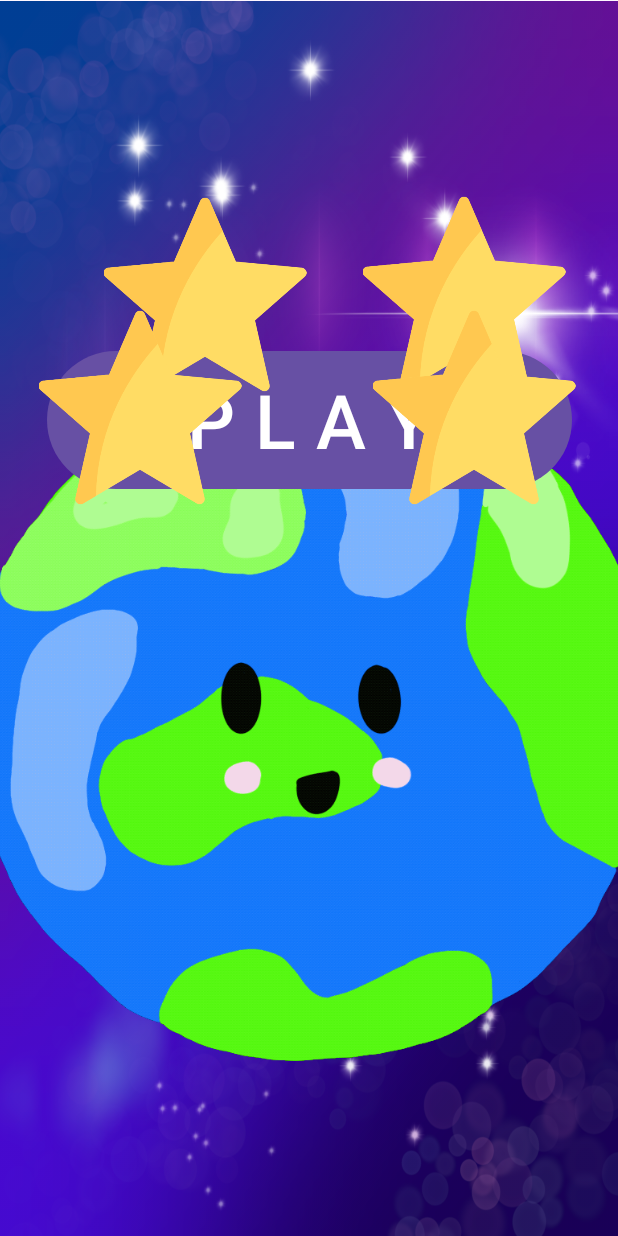
After one commit to PatrickStarkmann/PlanetTamagotchi, an Android app: the PreHomeBildschirm screen opened directly, with no data from a screen before it, on a phone screen of 412 x 824 dp. The commit adds this screen. Run offline under Robolectric (Android 15) with nearby library versions, the phone set to English and light mode, and no system bars.

Commit message:
PreBildschirm 16.5

```diff
--- a/app/src/main/AndroidManifest.xml
+++ b/app/src/main/AndroidManifest.xml
@@ -12,7 +12,13 @@
         android:supportsRtl="true"
         android:theme="@style/Theme.PlanetTamagotchi"
         tools:targetApi="31">
-
+        <activity android:name=".PreHomeBildschirm"
+            android:exported="true">
+            <intent-filter>
+                <action android:name="android.intent.action.MAIN" />
+                <category android:name="android.intent.category.LAUNCHER" />
+            </intent-filter>
+        </activity>
         <activity
             android:name=".Shop"
             android:exported="false" />
--- a/app/src/main/java/com/example/planettamagotchi/MainActivity.java
+++ b/app/src/main/java/com/example/planettamagotchi/MainActivity.java
@@ -58,4 +58,5 @@
 
      */
 
+
 }
--- /dev/null
+++ b/app/src/main/java/com/example/planettamagotchi/PreHomeBildschirm.java
@@ -0,0 +1,36 @@
+package com.example.planettamagotchi;
+
+import android.os.Bundle;
+import android.content.Intent;
+import android.os.Bundle;
+import android.view.View;
+import androidx.appcompat.app.AppCompatActivity;
+
+import androidx.activity.EdgeToEdge;
+import androidx.appcompat.app.AppCompatActivity;
+import androidx.core.graphics.Insets;
+import androidx.core.view.ViewCompat;
+import androidx.core.view.WindowInsetsCompat;
+
+public class PreHomeBildschirm extends AppCompatActivity {
+
+    @Override
+    protected void onCreate(Bundle savedInstanceState) {
+        super.onCreate(savedInstanceState);
+        EdgeToEdge.enable(this);
+        setContentView(R.layout.activity_pre_home_bildschirm);
+        ViewCompat.setOnApplyWindowInsetsListener(findViewById(R.id.main), (v, insets) -> {
+            Insets systemBars = insets.getInsets(WindowInsetsCompat.Type.systemBars());
+            v.setPadding(systemBars.left, systemBars.top, systemBars.right, systemBars.bottom);
+            return insets;
+        });
+
+    }
+    public void onPlayButtonClick(View view) {
+        // Starte die Hauptansicht
+        Intent intent = new Intent(this, MainActivity.class);
+        startActivity(intent);
+        // Beende die PreHomeActivity
+        finish();
+    }
+}
--- a/app/src/main/res/layout/activity_main.xml
+++ b/app/src/main/res/layout/activity_main.xml
@@ -102,4 +102,5 @@
         android:layout_height="54dp"
         app:srcCompat="@drawable/leben" />
 
+
 </RelativeLayout>
--- /dev/null
+++ b/app/src/main/res/layout/activity_pre_home_bildschirm.xml
@@ -0,0 +1,120 @@
+<?xml version="1.0" encoding="utf-8"?>
+<androidx.constraintlayout.widget.ConstraintLayout xmlns:android="http://schemas.android.com/apk/res/android"
+    xmlns:app="http://schemas.android.com/apk/res-auto"
+    xmlns:tools="http://schemas.android.com/tools"
+    android:id="@+id/main"
+    android:layout_width="match_parent"
+    android:layout_height="match_parent"
+    tools:context=".PreHomeBildschirm">
+
+
+    <ImageView
+        android:id="@+id/hintergrund"
+        android:layout_width="wrap_content"
+        android:layout_height="wrap_content"
+        android:layout_marginTop="1dp"
+        android:background="@drawable/hintergrund_neu"
+        app:layout_constraintBottom_toBottomOf="parent"
+        app:layout_constraintEnd_toEndOf="parent"
+        app:layout_constraintStart_toStartOf="parent"
+        app:layout_constraintTop_toTopOf="parent" />
+
+    <pl.droidsonroids.gif.GifImageView
+        android:id="@+id/tamagotchi"
+        android:layout_width="508dp"
+        android:layout_height="496dp"
+        android:layout_alignParentStart="true"
+        android:layout_alignParentTop="true"
+        android:layout_alignParentEnd="true"
+        android:src="@drawable/tamagotchi_neu"
+        app:layout_constraintBottom_toBottomOf="@+id/hintergrund"
+        app:layout_constraintEnd_toEndOf="parent"
+        app:layout_constraintStart_toStartOf="@+id/hintergrund"
+        app:layout_constraintTop_toTopOf="parent"
+        app:layout_constraintVertical_bias="0.702" />
+
+    <Button
+        android:id="@+id/playButton"
+        android:layout_width="350dp"
+        android:layout_height="100dp"
+        android:onClick="onPlayButtonClick"
+        android:textSize="50sp"
+        android:text="@string/p_l_a_y"
+        app:layout_constraintBottom_toBottomOf="parent"
+        app:layout_constraintEnd_toEndOf="parent"
+        app:layout_constraintStart_toStartOf="parent"
+        app:layout_constraintTop_toTopOf="@+id/hintergrund"
+        app:layout_constraintVertical_bias="0.317" />
+
+    <ImageView
+        android:id="@+id/stern1"
+        android:layout_width="140dp"
+        android:layout_height="135dp"
+        android:layout_alignParentStart="true"
+        android:layout_alignParentBottom="true"
+        app:layout_constraintBottom_toBottomOf="parent"
+        app:layout_constraintEnd_toEndOf="parent"
+        app:layout_constraintHorizontal_bias="0.498"
+        app:layout_constraintStart_toEndOf="@+id/stern2"
+        app:layout_constraintTop_toTopOf="parent"
+        app:layout_constraintVertical_bias="0.186"
+        app:srcCompat="@drawable/star" />
+
+    <ImageView
+        android:id="@+id/stern2"
+        android:layout_width="140dp"
+        android:layout_height="135dp"
+        android:layout_alignParentStart="true"
+        android:layout_alignParentBottom="true"
+        app:layout_constraintBottom_toBottomOf="parent"
+        app:layout_constraintEnd_toEndOf="parent"
+        app:layout_constraintHorizontal_bias="0.246"
+        app:layout_constraintStart_toStartOf="parent"
+        app:layout_constraintTop_toTopOf="parent"
+        app:layout_constraintVertical_bias="0.187"
+        app:srcCompat="@drawable/star" />
+
+    <ImageView
+        android:id="@+id/stern3"
+        android:layout_width="140dp"
+        android:layout_height="135dp"
+        android:layout_alignParentStart="true"
+        android:layout_alignParentBottom="true"
+        app:layout_constraintBottom_toBottomOf="parent"
+        app:layout_constraintEnd_toEndOf="parent"
+        app:layout_constraintHorizontal_bias="0.087"
+        app:layout_constraintStart_toStartOf="parent"
+        app:layout_constraintTop_toTopOf="parent"
+        app:layout_constraintVertical_bias="0.296"
+        app:srcCompat="@drawable/star" />
+
+    <ImageView
+        android:id="@+id/stern4"
+        android:layout_width="140dp"
+        android:layout_height="135dp"
+        android:layout_alignParentStart="true"
+        android:layout_alignParentBottom="true"
+        app:layout_constraintBottom_toBottomOf="parent"
+        app:layout_constraintEnd_toEndOf="parent"
+        app:layout_constraintHorizontal_bias="0.904"
+        app:layout_constraintStart_toStartOf="parent"
+        app:layout_constraintTop_toTopOf="parent"
+        app:layout_constraintVertical_bias="0.296"
+        app:srcCompat="@drawable/star" />
+
+    <ImageView
+        android:id="@+id/stern5"
+        android:layout_width="140dp"
+        android:layout_height="135dp"
+        android:layout_alignParentStart="true"
+        android:layout_alignParentBottom="true"
+        android:layout_marginStart="44dp"
+        android:layout_marginEnd="44dp"
+        app:layout_constraintBottom_toBottomOf="@+id/hintergrund"
+        app:layout_constraintEnd_toStartOf="@+id/stern1"
+        app:layout_constraintStart_toEndOf="@+id/stern2"
+        app:layout_constraintTop_toTopOf="@+id/hintergrund"
+        app:layout_constraintVertical_bias="0.127"
+        app:srcCompat="@drawable/star" />
+
+</androidx.constraintlayout.widget.ConstraintLayout>
--- a/app/src/main/res/values/strings.xml
+++ b/app/src/main/res/values/strings.xml
@@ -1,3 +1,4 @@
 <resources>
     <string name="app_name">PlanetTamagotchi</string>
+    <string name="p_l_a_y">P L A Y</string>
 </resources>
```
Also changed, not shown: app/src/main/assets/pixel_gaming_font.ttf.TTF (added).
